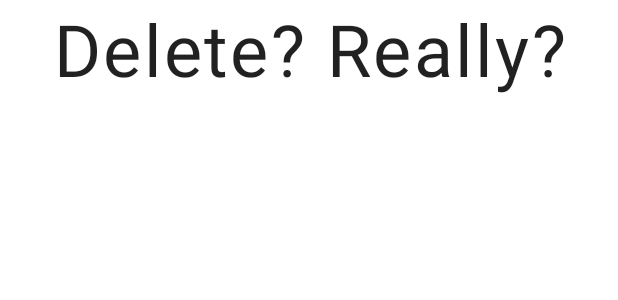
After one commit to GreimuL/SimpleFlashCard, an Android app: the layout dialog_deck_delete.xml on its own in the app's theme, with its tools: preview values and no code run, on a phone screen of 412 x 824 dp. The commit adds this screen. Shown: the top 300 px of the screen. Run offline under Robolectric (Android 15) with nearby library versions, the phone set to English and light mode, and no system bars.

Commit message:
Add delete dialog

```diff
--- /dev/null
+++ b/SimpleFlashCard/app/src/main/res/layout/dialog_deck_delete.xml
@@ -0,0 +1,14 @@
+<?xml version="1.0" encoding="utf-8"?>
+<LinearLayout xmlns:android="http://schemas.android.com/apk/res/android"
+    android:orientation="vertical" android:layout_width="match_parent"
+    android:layout_height="match_parent">
+
+    <TextView
+        android:id="@+id/textView6"
+        style="@style/TextAppearance.MaterialComponents.Body1"
+        android:layout_width="match_parent"
+        android:layout_height="wrap_content"
+        android:gravity="center"
+        android:text="Delete? Really?"
+        android:textSize="48dp"/>
+</LinearLayout>
```
Also changed, not shown: SimpleFlashCard/app/src/main/java/com/greimul/simpleflashcard/adapter/DeckListAdapter.kt (+11 -2 lines), SimpleFlashCard/app/src/main/res/layout/fragment_im_export.xml (+31 -0 lines).
